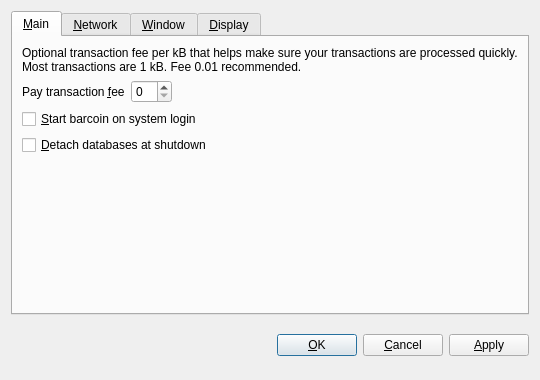
Qt form src/qt/forms/optionsdialog.ui (ProPoint/RickCoin) before a commit.
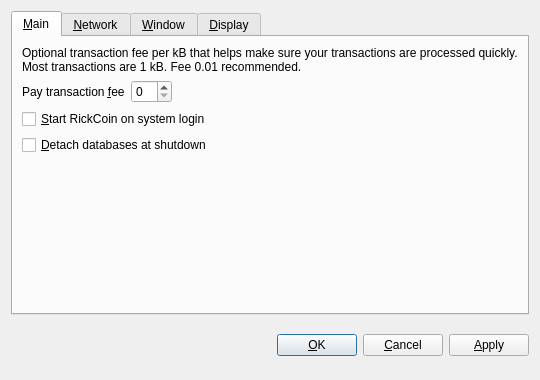
The same form after that commit. The open tabs and pages were chosen to show the change. Custom widgets are drawn as their Qt base class.

Patch:
```diff
--- a/src/qt/forms/optionsdialog.ui
+++ b/src/qt/forms/optionsdialog.ui
@@ -82,7 +82,7 @@
           <string>Automatically start barcoin after logging in to the system.</string>
          </property>
          <property name="text">
-          <string>&amp;Start barcoin on system login</string>
+          <string>&amp;Start RickCoin on system login</string>
          </property>
         </widget>
        </item>
```
Left out of the diff: 12 changed lines with no effect on the pictures.
